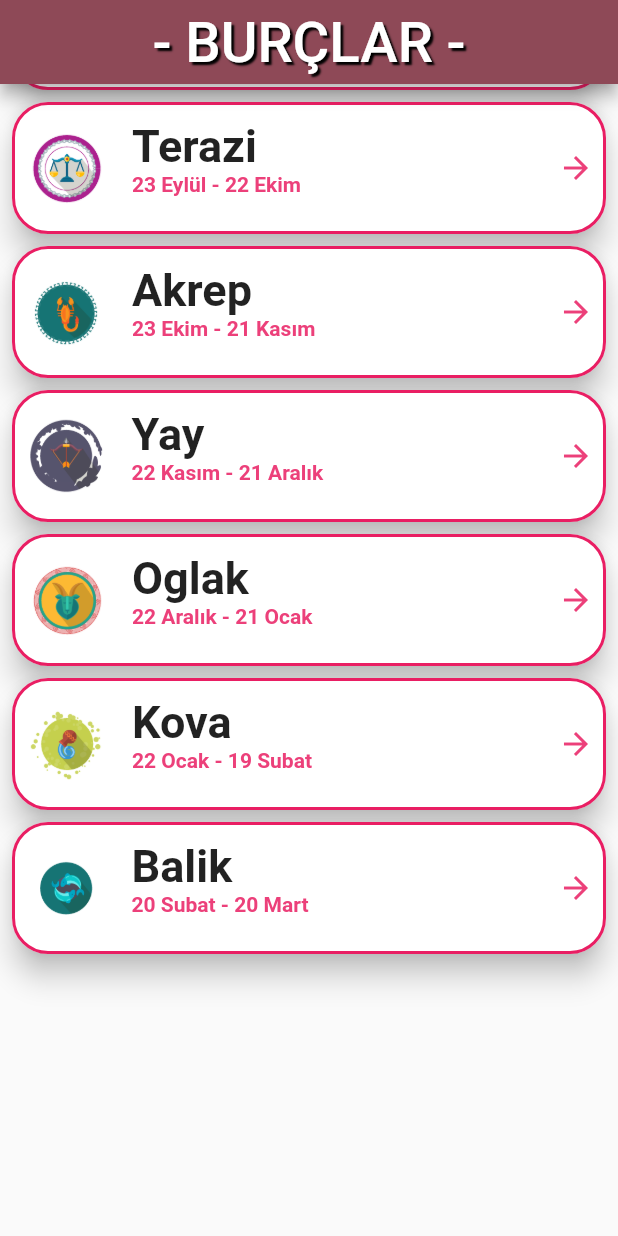
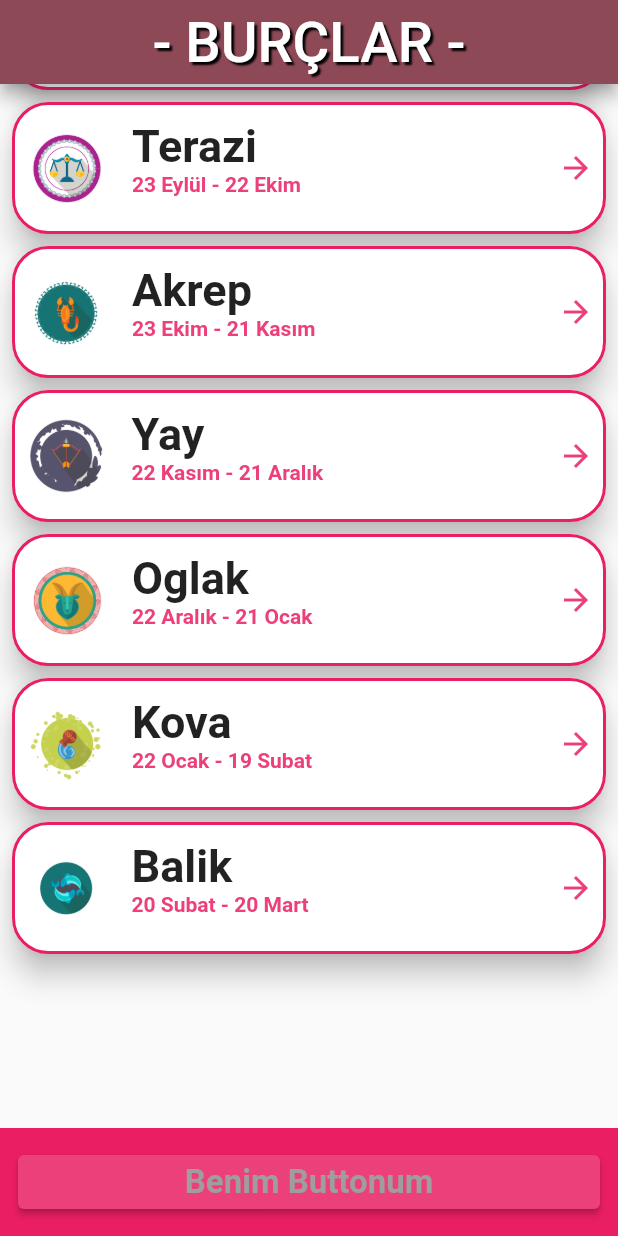
Before and after one commit to faosfaos/burclar_2, a Flutter app: the screen it shows after launch, scrolled down 576 dp, on a phone screen of 412 x 824 dp. Run offline on Flutter 3.47's test engine with Material 3 defaults, Android fonts, the phone set to English and light mode, and no system bars; our stand-ins replace get, palette_generator, velocity_x.

Commit message:
MyElevated Button Eklendi

```diff
--- /dev/null
+++ b/lib/utility/my_widget.dart
@@ -0,0 +1,39 @@
+// ignore_for_file: sort_child_properties_last
+
+import 'package:flutter/material.dart';
+import 'package:velocity_x/velocity_x.dart';
+
+class MyElevatedBotton extends StatelessWidget {
+  final String text;
+  final void Function() onPressed;
+  Color? textColor;
+  Color? backgroundColor;
+  double? fontSize;
+  bool? bold;
+  String? fontFamily;
+  MyElevatedBotton({
+    required this.onPressed,
+    required this.text,
+    this.textColor,
+    this.backgroundColor,
+    this.fontSize,
+    this.bold,
+    this.fontFamily,
+  });
+  @override
+  Widget build(BuildContext context) {
+    return ElevatedButton(
+      onPressed: onPressed,
+      child: text.text.make(),
+      style: ElevatedButton.styleFrom(
+        foregroundColor: textColor,
+        backgroundColor: backgroundColor,
+        textStyle: TextStyle(
+          fontSize: fontSize,
+          fontWeight: bold == true ? FontWeight.bold : FontWeight.normal,
+          fontFamily: fontFamily,
+        ),
+      ),
+    );
+  }
+}
--- a/lib/view/burclar.dart
+++ b/lib/view/burclar.dart
@@ -1,4 +1,5 @@
 // ignore_for_file: must_be_immutable, unnecessary_brace_in_string_interps
+import 'package:burclar_2/utility/my_widget.dart';
 import 'package:flutter/material.dart';
 import 'package:get/get.dart';
 import 'package:velocity_x/velocity_x.dart';
@@ -13,14 +14,24 @@ class Burclar extends StatelessWidget {
   @override
   Widget build(BuildContext context) {
     return Scaffold(
-        appBar: AppBar(
-          title: "- BURÇLAR -"
-              .text
-              .xl3
-              .shadow(2, 2, 1, Colors.black)
-              .makeCentered(),
-        ),
-        body: _buildBody());
+      appBar: AppBar(
+        title:
+            "- BURÇLAR -".text.xl3.shadow(2, 2, 1, Colors.black).makeCentered(),
+      ),
+      body: _buildBody(),
+      bottomNavigationBar: _buildBottomNavigationBar(context),
+    );
+  }
+
+  Widget _buildBottomNavigationBar(BuildContext context) {
+    return MyElevatedBotton(
+      onPressed: vmBurclar.benimButtonumTiklandiginda,
+      text: "Benim Buttonum",
+      bold: true,
+      backgroundColor: AppProperty.subColor,
+      fontSize: 22,
+      textColor: Colors.grey,
+    ).box.color(AppProperty.mainColor).p12.make();
   }
 
   Widget _buildBody() {
--- a/lib/view_model/vm_burclar.dart
+++ b/lib/view_model/vm_burclar.dart
@@ -1,3 +1,5 @@
+// ignore_for_file: avoid_print
+
 import 'package:get/state_manager.dart';
 import '../model/model_burc.dart';
 import '../utility/my_data.dart';
@@ -6,6 +8,10 @@ class VmBurclar extends GetxController {
   var burclar = <ModelBurc>[].obs;
   VmBurclar() {
     _burclariEkle();
+  }
+
+  void benimButtonumTiklandiginda() {
+    print("Benim Buttona tıklandı");
   }
 
   void _burclariEkle() {
```
